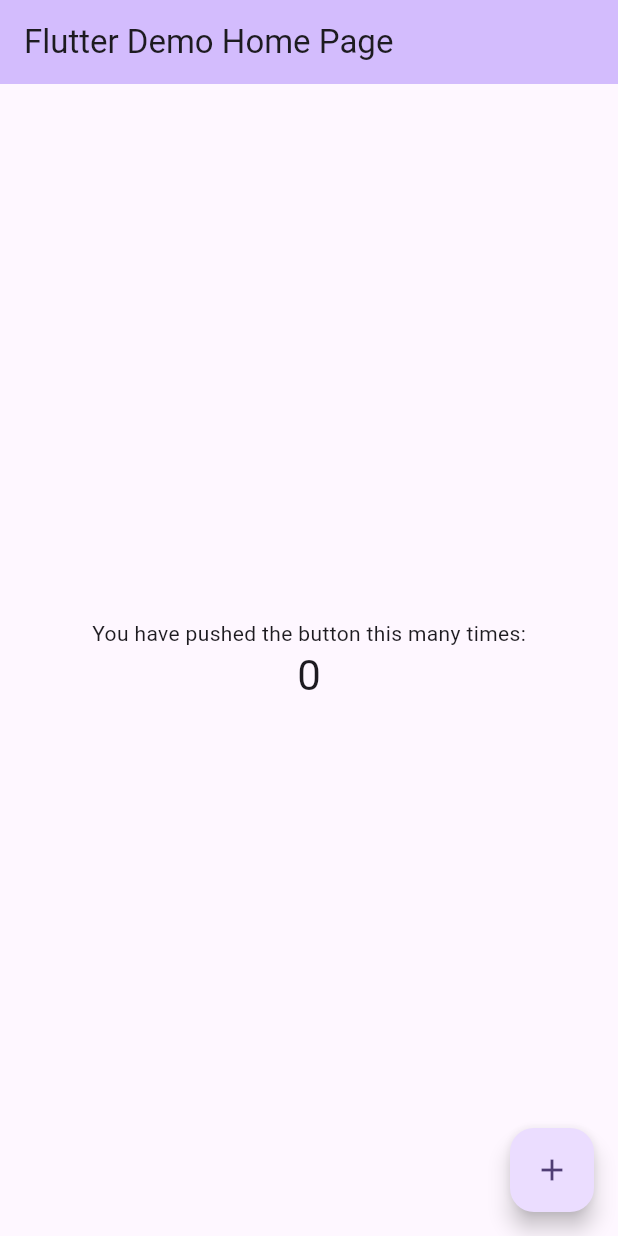
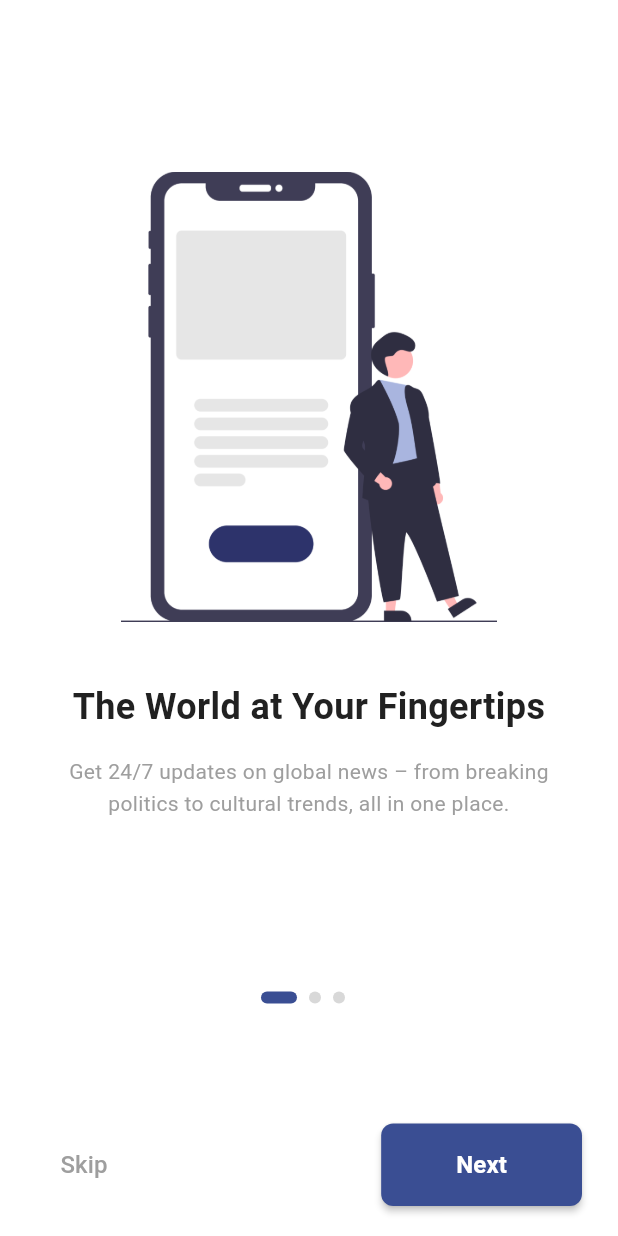
Before and after one commit to Hamzah1302/newshive, a Flutter app: the screen it shows after launch, on a phone screen of 412 x 824 dp. Run offline on Flutter 3.47's test engine with Material 3 defaults, Android fonts, the phone set to English and light mode, and no system bars; Roboto replaces fonts that are missing (Poppins).

```diff
--- a/lib/main.dart
+++ b/lib/main.dart
@@ -1,4 +1,6 @@
+// lib/main.dart
 import 'package:flutter/material.dart';
+import 'package:newshive/screens/splash_screen.dart'; // Import splash screen Anda
 
 void main() {
   runApp(const MyApp());
@@ -7,116 +9,16 @@ void main() {
 class MyApp extends StatelessWidget {
   const MyApp({super.key});
 
-  // This widget is the root of your application.
   @override
   Widget build(BuildContext context) {
     return MaterialApp(
-      title: 'Flutter Demo',
+      title: 'News Hive',
       theme: ThemeData(
-        // This is the theme of your application.
-        //
-        // TRY THIS: Try running your application with "flutter run". You'll see
-        // the application has a purple toolbar. Then, without quitting the app,
-        // try changing the seedColor in the colorScheme below to Colors.green
-        // and then invoke "hot reload" (save your changes or press the "hot
-        // reload" button in a Flutter-supported IDE, or press "r" if you used
-        // the command line to start the app).
-        //
-        // Notice that the counter didn't reset back to zero; the application
-        // state is not lost during the reload. To reset the state, use hot
-        // restart instead.
-        //
-        // This works for code too, not just values: Most code changes can be
-        // tested with just a hot reload.
         colorScheme: ColorScheme.fromSeed(seedColor: Colors.deepPurple),
+        fontFamily: 'Poppins', // Contoh jika ingin menggunakan font custom
       ),
-      home: const MyHomePage(title: 'Flutter Demo Home Page'),
+      debugShowCheckedModeBanner: false, // Menghilangkan banner debug
+      home: const SplashScreen(), // Mulai dari Splash Screen
     );
   }
 }
-
-class MyHomePage extends StatefulWidget {
-  const MyHomePage({super.key, required this.title});
-
-  // This widget is the home page of your application. It is stateful, meaning
-  // that it has a State object (defined below) that contains fields that affect
-  // how it looks.
-
-  // This class is the configuration for the state. It holds the values (in this
-  // case the title) provided by the parent (in this case the App widget) and
-  // used by the build method of the State. Fields in a Widget subclass are
-  // always marked "final".
-
-  final String title;
-
-  @override
-  State<MyHomePage> createState() => _MyHomePageState();
-}
-
-class _MyHomePageState extends State<MyHomePage> {
-  int _counter = 0;
-
-  void _incrementCounter() {
-    setState(() {
-      // This call to setState tells the Flutter framework that something has
-      // changed in this State, which causes it to rerun the build method below
-      // so that the display can reflect the updated values. If we changed
-      // _counter without calling setState(), then the build method would not be
-      // called again, and so nothing would appear to happen.
-      _counter++;
-    });
-  }
-
-  @override
-  Widget build(BuildContext context) {
-    // This method is rerun every time setState is called, for instance as done
-    // by the _incrementCounter method above.
-    //
-    // The Flutter framework has been optimized to make rerunning build methods
-    // fast, so that you can just rebuild anything that needs updating rather
-    // than having to individually change instances of widgets.
-    return Scaffold(
-      appBar: AppBar(
-        // TRY THIS: Try changing the color here to a specific color (to
-        // Colors.amber, perhaps?) and trigger a hot reload to see the AppBar
-        // change color while the other colors stay the same.
-        backgroundColor: Theme.of(context).colorScheme.inversePrimary,
-        // Here we take the value from the MyHomePage object that was created by
-        // the App.build method, and use it to set our appbar title.
-        title: Text(widget.title),
-      ),
-      body: Center(
-        // Center is a layout widget. It takes a single child and positions it
-        // in the middle of the parent.
-        child: Column(
-          // Column is also a layout widget. It takes a list of children and
-          // arranges them vertically. By default, it sizes itself to fit its
-          // children horizontally, and tries to be as tall as its parent.
-          //
-          // Column has various properties to control how it sizes itself and
-          // how it positions its children. Here we use mainAxisAlignment to
-          // center the children vertically; the main axis here is the vertical
-          // axis because Columns are vertical (the cross axis would be
-          // horizontal).
-          //
-          // TRY THIS: Invoke "debug painting" (choose the "Toggle Debug Paint"
-          // action in the IDE, or press "p" in the console), to see the
-          // wireframe for each widget.
-          mainAxisAlignment: MainAxisAlignment.center,
-          children: <Widget>[
-            const Text('You have pushed the button this many times:'),
-            Text(
-              '$_counter',
-              style: Theme.of(context).textTheme.headlineMedium,
-            ),
-          ],
-        ),
-      ),
-      floatingActionButton: FloatingActionButton(
-        onPressed: _incrementCounter,
-        tooltip: 'Increment',
-        child: const Icon(Icons.add),
-      ), // This trailing comma makes auto-formatting nicer for build methods.
-    );
-  }
-}
--- /dev/null
+++ b/lib/screens/onboarding_screen.dart
@@ -0,0 +1,200 @@
+import 'package:flutter/material.dart';
+import 'package:newshive/screens/login_screen.dart';
+
+class OnboardingScreen extends StatefulWidget {
+  const OnboardingScreen({super.key});
+
+  @override
+  State<OnboardingScreen> createState() => _OnboardingScreenState();
+}
+
+class _OnboardingScreenState extends State<OnboardingScreen> {
+  final PageController _pageController = PageController();
+  int _currentPage = 0;
+
+  // Data untuk setiap halaman onboarding
+  final List<Map<String, String>> _onboardingData = [
+    {
+      "image": "assets/images/img intro 1.png",
+      "title": "The World at Your Fingertips",
+      "description":
+          "Get 24/7 updates on global news – from breaking politics to cultural trends, all in one place."
+    },
+    {
+      "image": "assets/images/img intro 2.png",
+      "title": "Tailored to Your Curiosity",
+      "description":
+          "Select your interests and receive handpicked stories. Technology, sports, or entertainment – we've got you covered"
+    },
+    {
+      "image": "assets/images/img intro 3.png",
+      "title": "Trusted Updates in Real-Time",
+      "description":
+          "Instant alerts for breaking news, rigorously fact-checked by our editors before they reach you."
+    },
+  ];
+
+  @override
+  void dispose() {
+    _pageController.dispose();
+    super.dispose();
+  }
+
+  @override
+  Widget build(BuildContext context) {
+    return Scaffold(
+      backgroundColor: Colors.white,
+      body: SafeArea(
+        child: Column(
+          children: [
+            // Bagian utama yang berisi halaman-halaman yang bisa digeser
+            Expanded(
+              child: PageView.builder(
+                controller: _pageController,
+                itemCount: _onboardingData.length,
+                onPageChanged: (int page) {
+                  setState(() {
+                    _currentPage = page;
+                  });
+                },
+                itemBuilder: (context, index) {
+                  // Menggunakan widget terpisah untuk konten halaman agar lebih rapi
+                  return OnboardingPageContent(
+                    image: _onboardingData[index]['image']!,
+                    title: _onboardingData[index]['title']!,
+                    description: _onboardingData[index]['description']!,
+                  );
+                },
+              ),
+            ),
+            // Indikator titik (dots) di bawah PageView
+            Row(
+              mainAxisAlignment: MainAxisAlignment.center,
+              children: List.generate(
+                _onboardingData.length,
+                (index) => buildDot(index: index),
+              ),
+            ),
+            const SizedBox(height: 60),
+
+            // Bagian tombol di bagian bawah
+            Padding(
+              padding: const EdgeInsets.symmetric(horizontal: 24.0, vertical: 20.0),
+              // Cek jika ini adalah halaman terakhir atau bukan
+              child: _currentPage == _onboardingData.length - 1
+                  // Jika halaman terakhir, tampilkan tombol "Get Started"
+                  ? SizedBox(
+                      width: double.infinity,
+                      child: _buildButton('Get Started', () {
+                        // Aksi ketika Get Started ditekan: Pindah ke halaman Login
+                        Navigator.of(context).pushReplacement(
+                          MaterialPageRoute(builder: (context) => const LoginScreen()),
+                        );
+                      }),
+                    )
+                  // Jika bukan halaman terakhir, tampilkan tombol "Skip" dan "Next"
+                  : Row(
+                      mainAxisAlignment: MainAxisAlignment.spaceBetween,
+                      children: [
+                        // Tombol Skip
+                        TextButton(
+                          onPressed: () {
+                            // Langsung loncat ke halaman terakhir
+                             _pageController.jumpToPage(_onboardingData.length - 1);
+                          },
+                          child: const Text('Skip', style: TextStyle(color: Colors.grey, fontSize: 16)),
+                        ),
+                        // Tombol Next
+                        _buildButton('Next', () {
+                          _pageController.nextPage(
+                            duration: const Duration(milliseconds: 400),
+                            curve: Curves.easeInOut,
+                          );
+                        }),
+                      ],
+                    ),
+            ),
+          ],
+        ),
+      ),
+    );
+  }
+
+  // Method untuk membuat widget tombol utama agar tidak duplikasi kode
+  Widget _buildButton(String text, VoidCallback onPressed) {
+    return ElevatedButton(
+      onPressed: onPressed,
+      style: ElevatedButton.styleFrom(
+        foregroundColor: Colors.white,
+        backgroundColor: const Color(0xFF3A4E93), // Warna utama dari desain
+        padding: const EdgeInsets.symmetric(horizontal: 50, vertical: 16),
+        shape: RoundedRectangleBorder(
+          borderRadius: BorderRadius.circular(8),
+        ),
+        elevation: 2,
+      ),
+      child: Text(text, style: const TextStyle(fontSize: 16, fontWeight: FontWeight.w600)),
+    );
+  }
+
+  // Method untuk membuat titik indikator dengan animasi
+  AnimatedContainer buildDot({required int index}) {
+    return AnimatedContainer(
+      duration: const Duration(milliseconds: 300),
+      margin: const EdgeInsets.only(right: 8),
+      height: 8,
+      width: _currentPage == index ? 24 : 8, // Titik aktif lebih panjang
+      decoration: BoxDecoration(
+        color: _currentPage == index ? const Color(0xFF3A4E93) : const Color(0xFFD8D8D8),
+        borderRadius: BorderRadius.circular(4),
+      ),
+    );
+  }
+}
+
+// Widget terpisah untuk konten setiap halaman Onboarding.
+// Ini membuat kode utama lebih bersih dan mudah dibaca.
+class OnboardingPageContent extends StatelessWidget {
+  final String image, title, description;
+
+  const OnboardingPageContent({
+    super.key,
+    required this.image,
+    required this.title,
+    required this.description,
+  });
+
+  @override
+  Widget build(BuildContext context) {
+    return Padding(
+      padding: const EdgeInsets.symmetric(horizontal: 24.0),
+      child: Column(
+        mainAxisAlignment: MainAxisAlignment.center,
+        crossAxisAlignment: CrossAxisAlignment.center,
+        children: [
+          Image.asset(image, height: 300, fit: BoxFit.contain),
+          const SizedBox(height: 40),
+          Text(
+            title,
+            textAlign: TextAlign.center,
+            style: const TextStyle(
+              fontSize: 24,
+              fontWeight: FontWeight.bold,
+              color: Color(0xFF212121), // Warna teks utama
+            ),
+          ),
+          const SizedBox(height: 16),
+          Text(
+            description,
+            textAlign: TextAlign.center,
+            style: const TextStyle(
+              fontSize: 14,
+              color: Colors.grey,
+              height: 1.5, // Jarak antar baris
+            ),
+          ),
+        ],
+      ),
+    );
+  }
+}
--- a/pubspec.yaml
+++ b/pubspec.yaml
@@ -56,7 +56,8 @@ flutter:
   # included with your application, so that you can use the icons in
   # the material Icons class.
   uses-material-design: true
-
+  assets:
+    - assets/images/
   # To add assets to your application, add an assets section, like this:
   # assets:
   #   - images/a_dot_burr.jpeg
```
Also changed, not shown: lib/screens/login_screen.dart (added, +99 -0 lines), lib/screens/register_screen.dart (added, +115 -0 lines), lib/screens/splash_screen.dart (added, +59 -0 lines), lib/widgets/custom_text_field.dart (added, +42 -0 lines), assets/images/img intro 1.png (renamed from lib/assets/images/img intro 1.png), assets/images/img intro 2.png (renamed from lib/assets/images/img intro 2.png), assets/images/img intro 3.png (renamed from lib/assets/images/img intro 3.png), assets/images/logo and title.png (renamed from lib/assets/images/logo and title.png), assets/images/news logo.png (renamed from lib/assets/images/news logo.png).
